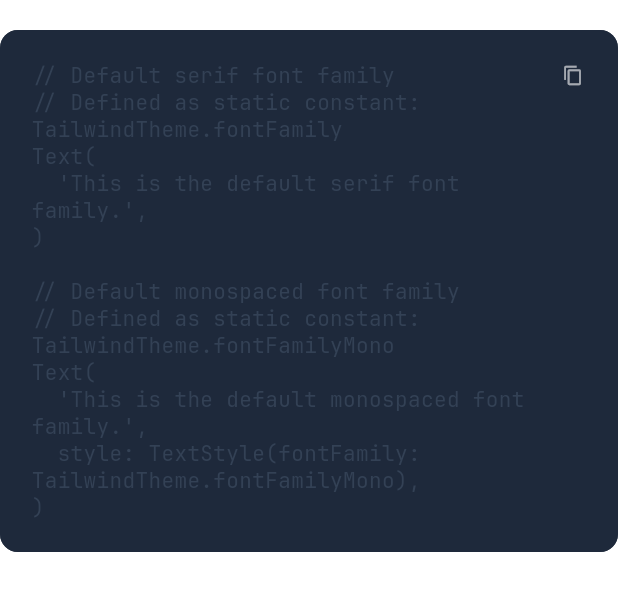
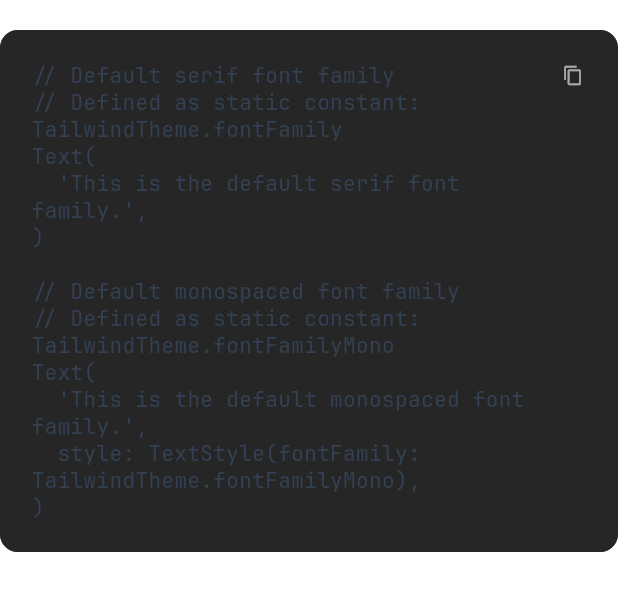
Before and after one commit to tazatechnology/flutter-tailwind-ui, a Flutter app: the TCodeBlock widget shown alone on an empty page, opened directly, on a phone screen of 412 x 824 dp. Shown: the top 591 px of the screen. Run offline on Flutter 3.47's test engine with Material 3 defaults, Android fonts, the phone set to English and light mode, and no system bars; our stand-ins replace flutter_riverpod, flutter_svg, font_awesome_flutter, go_router; missing offline and left inert: flutter_app_info, syntax_highlight.

Commit message:
Make link color configurable

```diff
--- a/lib/src/components/code_block.dart
+++ b/lib/src/components/code_block.dart
@@ -15,7 +15,7 @@ class TCodeBlock extends StatefulWidget {
     required this.code,
     this.language = 'dart',
     this.backgroundColor,
-    this.brightness,
+    this.brightness = Brightness.dark,
     this.padding = TOffset.a20,
     this.margin = TOffset.y20,
     this.constraints = const BoxConstraints(minWidth: double.infinity),
@@ -117,8 +117,8 @@ class _TCodeBlockState extends State<TCodeBlock> {
 
     final effectiveBrightness = light ? Brightness.light : Brightness.dark;
 
-    final effectiveBackgroundColor = widget.backgroundColor ??
-        (light ? const Color(0xFFf6f8fa) : const Color(0xFF1e293b));
+    final effectiveBackgroundColor =
+        widget.backgroundColor ?? tw.colors.codeBlock;
 
     final borderColor = light
         ? effectiveBackgroundColor.withOpacity(0.95)
--- a/lib/src/components/text.dart
+++ b/lib/src/components/text.dart
@@ -193,6 +193,8 @@ class TText extends StatelessWidget {
         TTextExtension(
           regex: regExLink,
           builder: (details) {
+            final tw = details.context.tw;
+
             // Create a regular expression to match for the URL
             final urlRegex = RegExp(
               r'\[' + RegExp.escape(details.textMatch) + r'\]\(([^)]+)\)',
@@ -214,8 +216,7 @@ class TText extends StatelessWidget {
                       child: TText(
                         details.textMatch,
                         extensions: _getExtensions(),
-                        style: details.style
-                            .merge(const TextStyle(color: TColors.sky)),
+                        style: details.style.copyWith(color: tw.colors.link),
                       ),
                     ),
                   );
--- a/lib/src/theme/colors.dart
+++ b/lib/src/theme/colors.dart
@@ -14,8 +14,10 @@ class TailwindColorTheme extends ThemeExtension<TailwindColorTheme> {
     required this.title,
     required this.body,
     required this.label,
+    required this.link,
     required this.background,
     required this.card,
+    required this.codeBlock,
     required this.divider,
     required this.selection,
     required this.disabled,
@@ -28,8 +30,10 @@ class TailwindColorTheme extends ThemeExtension<TailwindColorTheme> {
     Color? title,
     Color? body,
     Color? label,
+    Color? link,
     Color? background,
     Color? card,
+    Color? codeBlock,
     Color? divider,
     Color? selection,
     Color? disabled,
@@ -39,8 +43,10 @@ class TailwindColorTheme extends ThemeExtension<TailwindColorTheme> {
     this.title = title ?? TColors.slate.shade900;
     this.body = body ?? TColors.slate.shade700;
     this.label = label ?? TColors.slate.shade400;
+    this.link = link ?? TColors.sky;
     this.background = background ?? TColors.white;
     this.card = card ?? this.background;
+    this.codeBlock = codeBlock ?? TColors.neutral.shade800;
     this.divider = divider ?? TColors.gray.shade200;
     this.selection = selection ?? const Color(0xFFb6d7ff);
     this.disabled = disabled ?? TColors.gray.shade400;
@@ -53,8 +59,10 @@ class TailwindColorTheme extends ThemeExtension<TailwindColorTheme> {
     Color? title,
     Color? body,
     Color? label,
+    Color? link,
     Color? background,
     Color? card,
+    Color? codeBlock,
     Color? divider,
     Color? selection,
     Color? disabled,
@@ -64,8 +72,10 @@ class TailwindColorTheme extends ThemeExtension<TailwindColorTheme> {
     this.title = title ?? TColors.slate.shade100;
     this.body = body ?? TColors.slate.shade400;
     this.label = label ?? TColors.slate.shade500;
-    this.background = background ?? TColors.neutral.shade800;
+    this.link = link ?? TColors.sky;
+    this.background = background ?? TColors.neutral.shade900;
     this.card = card ?? this.background;
+    this.codeBlock = codeBlock ?? TColors.neutral.shade800;
     this.divider = divider ?? TColors.gray.shade700;
     this.selection = selection ?? const Color(0xFF385479);
     this.disabled = disabled ?? TColors.gray.shade600;
@@ -90,6 +100,9 @@ class TailwindColorTheme extends ThemeExtension<TailwindColorTheme> {
   /// The text color used for labels and captions
   late final Color label;
 
+  /// The text color used for links
+  late final Color link;
+
   /// Background color
   ///
   /// Used for the scaffold background color
@@ -99,6 +112,9 @@ class TailwindColorTheme extends ThemeExtension<TailwindColorTheme> {
   ///
   /// The color of cards and surfaces
   late final Color card;
+
+  /// The color of code blocks, e.g. [TCodeBlock]
+  late final Color codeBlock;
 
   /// Divider color
   ///
@@ -126,8 +142,10 @@ class TailwindColorTheme extends ThemeExtension<TailwindColorTheme> {
     Color? title,
     Color? body,
     Color? label,
+    Color? link,
     Color? background,
     Color? card,
+    Color? codeBlock,
     Color? divider,
     Color? selection,
     Color? disabled,
@@ -138,8 +156,10 @@ class TailwindColorTheme extends ThemeExtension<TailwindColorTheme> {
       title: title ?? this.title,
       body: body ?? this.body,
       label: label ?? this.label,
+      link: link ?? this.link,
       background: background ?? this.background,
       card: card ?? this.card,
+      codeBlock: codeBlock ?? this.codeBlock,
       divider: divider ?? this.divider,
       selection: selection ?? this.selection,
       disabled: disabled ?? this.disabled,
@@ -164,8 +184,10 @@ class TailwindColorTheme extends ThemeExtension<TailwindColorTheme> {
       title: lerpColor(title, other.title, t),
       body: lerpColor(body, other.body, t),
       label: lerpColor(label, other.label, t),
+      link: lerpColor(link, other.link, t),
       background: lerpColor(background, other.background, t),
       card: lerpColor(card, other.card, t),
+      codeBlock: lerpColor(codeBlock, other.codeBlock, t),
       divider: lerpColor(divider, other.divider, t),
       selection: lerpColor(selection, other.selection, t),
       disabled: lerpColor(disabled, other.disabled, t),
```
Also changed, not shown: example/lib/routes/design_system/typography.dart (+5 -4 lines).
